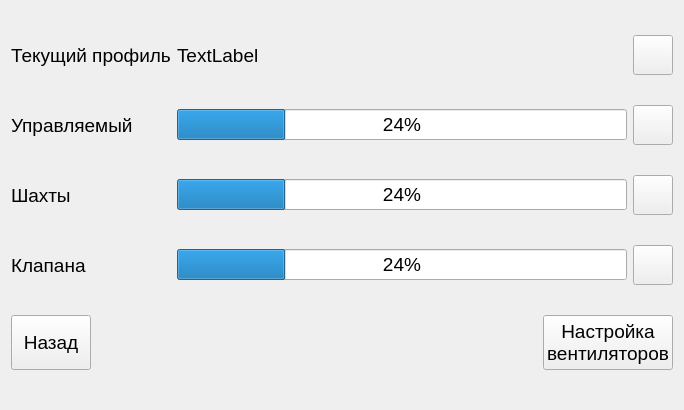
Before: the Qt Designer form QtClient/QtClimaClient/Frames/VentilationOverviewFrame.ui in ciberslavik/climacore, drawn with Qt 5.
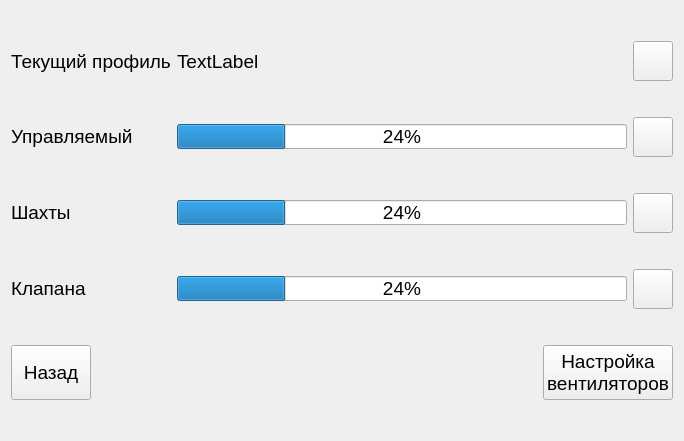
After: the same form once the commit is applied. Icons and pictures are not drawn.

Diff of the .ui file:
```diff
--- a/QtClient/QtClimaClient/Frames/VentilationOverviewFrame.ui
+++ b/QtClient/QtClimaClient/Frames/VentilationOverviewFrame.ui
@@ -7,7 +7,7 @@
     <x>0</x>
     <y>0</y>
     <width>684</width>
-    <height>410</height>
+    <height>441</height>
    </rect>
   </property>
   <property name="font">
@@ -70,6 +70,18 @@
    </item>
    <item row="1" column="0">
     <widget class="QLabel" name="label_3">
+     <property name="minimumSize">
+      <size>
+       <width>0</width>
+       <height>25</height>
+      </size>
+     </property>
+     <property name="maximumSize">
+      <size>
+       <width>16777215</width>
+       <height>25</height>
+      </size>
+     </property>
      <property name="text">
       <string>Управляемый</string>
      </property>
@@ -77,6 +89,18 @@
    </item>
    <item row="1" column="1">
     <widget class="QProgressBar" name="pbAnalogFan">
+     <property name="minimumSize">
+      <size>
+       <width>0</width>
+       <height>25</height>
+      </size>
+     </property>
+     <property name="maximumSize">
+      <size>
+       <width>16777215</width>
+       <height>25</height>
+      </size>
+     </property>
      <property name="value">
       <number>24</number>
      </property>
@@ -113,6 +137,18 @@
    </item>
    <item row="2" column="0">
     <widget class="QLabel" name="label_4">
+     <property name="minimumSize">
+      <size>
+       <width>0</width>
+       <height>25</height>
+      </size>
+     </property>
+     <property name="maximumSize">
+      <size>
+       <width>16777215</width>
+       <height>25</height>
+      </size>
+     </property>
      <property name="text">
       <string>Шахты</string>
      </property>
@@ -120,6 +156,18 @@
    </item>
    <item row="2" column="1">
     <widget class="QProgressBar" name="pbMines">
+     <property name="minimumSize">
+      <size>
+       <width>0</width>
+       <height>25</height>
+      </size>
+     </property>
+     <property name="maximumSize">
+      <size>
+       <width>16777215</width>
+       <height>25</height>
+      </size>
+     </property>
      <property name="value">
       <number>24</number>
      </property>
@@ -156,6 +204,18 @@
    </item>
    <item row="3" column="0">
     <widget class="QLabel" name="label_5">
+     <property name="minimumSize">
+      <size>
+       <width>0</width>
+       <height>25</height>
+      </size>
+     </property>
+     <property name="maximumSize">
+      <size>
+       <width>16777215</width>
+       <height>25</height>
+      </size>
+     </property>
      <property name="text">
       <string>Клапана</string>
      </property>
@@ -163,6 +223,18 @@
    </item>
    <item row="3" column="1">
     <widget class="QProgressBar" name="pbValves">
+     <property name="minimumSize">
+      <size>
+       <width>0</width>
+       <height>25</height>
+      </size>
+     </property>
+     <property name="maximumSize">
+      <size>
+       <width>16777215</width>
+       <height>25</height>
+      </size>
+     </property>
      <property name="value">
       <number>24</number>
      </property>
```
Left out of the diff: 22 changed lines with no effect on the pictures.
